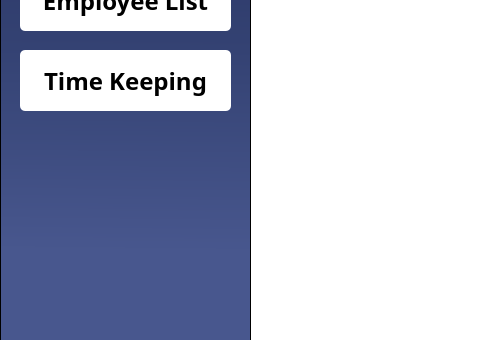
Old version of the form MainFrame/Resources/Main.ui in the repository Maze711/systemPayroll; both pictures show x 0 to 480 and y 260 to 600 of the 800 by 600 pixel window.
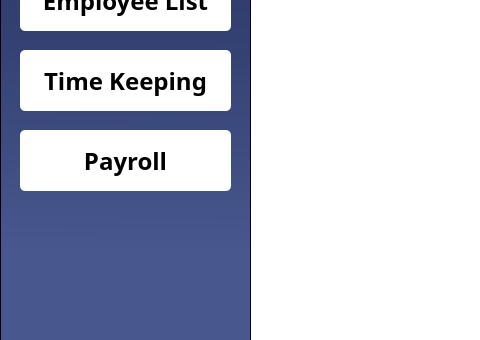
New version of the form.

```diff
--- a/MainFrame/Resources/Main.ui
+++ b/MainFrame/Resources/Main.ui
@@ -54,7 +54,7 @@
 	background-color: qlineargradient(spread:pad, x1:0.508, y1:0.0340909, x2:0.503051, y2:1, stop:0 rgba(33, 44, 89, 255), stop:0.497175 rgba(52, 66, 115, 255), stop:0.847458 rgba(72, 87, 142, 255))
 }
 
-#btnEmployeeList, #btnTimeKeeping {
+#btnEmployeeList, #btnTimeKeeping, #btnPayRoll {
 	background-color: white;
 	border: 1px solid &quot;#344273&quot;;
 	border-radius: 5px;
@@ -138,6 +138,42 @@
       </size>
      </property>
     </widget>
+    <widget class="QPushButton" name="btnPayRoll">
+     <property name="geometry">
+      <rect>
+       <x>20</x>
+       <y>390</y>
+       <width>211</width>
+       <height>61</height>
+      </rect>
+     </property>
+     <property name="font">
+      <font>
+       <family>Poppins</family>
+       <pointsize>18</pointsize>
+       <weight>75</weight>
+       <bold>true</bold>
+      </font>
+     </property>
+     <property name="cursor">
+      <cursorShape>PointingHandCursor</cursorShape>
+     </property>
+     <property name="layoutDirection">
+      <enum>Qt::RightToLeft</enum>
+     </property>
+     <property name="styleSheet">
+      <string notr="true"/>
+     </property>
+     <property name="text">
+      <string>Payroll</string>
+     </property>
+     <property name="iconSize">
+      <size>
+       <width>20</width>
+       <height>20</height>
+      </size>
+     </property>
+    </widget>
    </widget>
   </widget>
  </widget>
```
